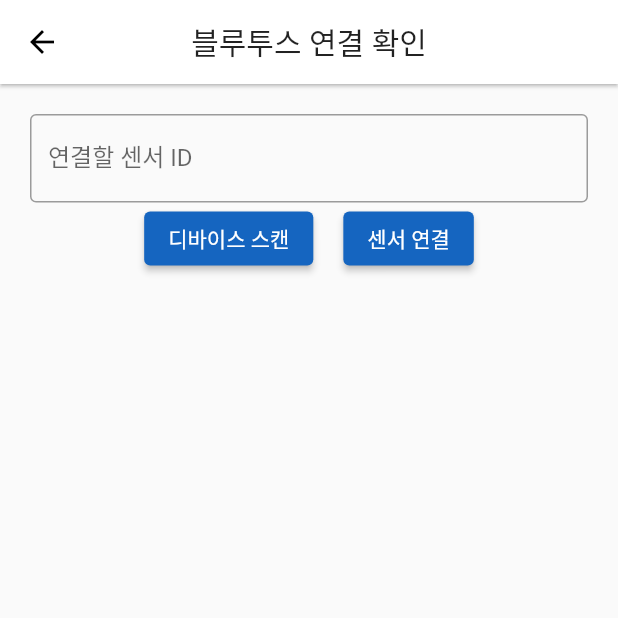
After one commit to y35-n0/tutum-app, a Flutter app: the BluetoothView screen opened by its route, on a phone screen of 412 x 824 dp, the top half of it. The commit adds this screen. Run offline on Flutter 3.47's test engine with Material 2 defaults, Android fonts, the phone set to English and light mode, and no system bars; our stand-ins replace flutter_blue, flutter_secure_storage, geolocator, get, permission_handler; missing offline and left inert: system_settings; accounts and stored records are empty.

Commit message:
[ADD] 블루투스 연결 및 해제 TEST

```diff
--- /dev/null
+++ b/lib/app/modules/bluetooth/bluetooth_view.dart
@@ -0,0 +1,84 @@
+import 'package:flutter/material.dart';
+import 'package:flutter_blue/flutter_blue.dart';
+import 'package:get/get.dart';
+import 'package:tutum_app/app/constant/ui_constants.dart';
+import 'package:tutum_app/services/bluetooth_service.dart';
+
+class BluetoothView extends StatelessWidget {
+  final textController = TextEditingController();
+
+  @override
+  Widget build(BuildContext context) {
+    return Scaffold(
+      appBar: AppBar(
+        title: Text('블루투스 연결 확인'),
+      ),
+      body: Padding(
+        padding: const EdgeInsets.all(UiConstants.PADDING),
+        child: Center(
+          child: Obx(
+            () => Column(
+              mainAxisAlignment: MainAxisAlignment.center,
+              children: BTService.to.sensorState ==
+                      BluetoothDeviceState.connected
+                  ? [
+                      Text(
+                        BTService.to.sensorID!,
+                        style: Theme.of(context).textTheme.headline6,
+                      ),
+                      ElevatedButton(
+                        onPressed: () => BTService.to.disconnectSensor(),
+                        child: Text('연결 해제'),
+                      ),
+                      Expanded(
+                        child: ListView(
+                            children: BTService.to.connectedDevices
+                                .map((device) => ListTile(
+                                      title: Text(device.name),
+                                      subtitle: Text(device.id.toString()),
+                                    ))
+                                .toList()),
+                      ),
+                    ]
+                  : [
+                      TextField(
+                        controller: textController,
+                        decoration: InputDecoration(
+                          border: OutlineInputBorder(),
+                          labelText: '연결할 센서 ID',
+                        ),
+                      ),
+                      Row(
+                        mainAxisAlignment: MainAxisAlignment.center,
+                        children: [
+                          ElevatedButton(
+                            onPressed: () =>
+                                BTService.to.scanDevices(),
+                            child: Text('디바이스 스캔'),
+                          ),
+                          SizedBox(width: UiConstants.PADDING),
+                          ElevatedButton(
+                            onPressed: () => BTService.to.findDevice(textController.text),
+                            child: Text('센서 연결'),
+                          ),
+                        ],
+                      ),
+                      Expanded(
+                          child: ListView(
+                              children: BTService.to.scanResults.map((result) {
+                        return ListTile(
+                            title: Text(result.device.name),
+                            subtitle: Text(result.device.id.toString()),
+                            onTap: () {
+                              textController.text = result.device.id.toString();
+                            });
+                      }).toList())),
+                    ],
+            ),
+          ),
+        ),
+      ),
+    );
+  }
+}
+// 15:5F:D0:27:12:5E
--- a/lib/app/routes/app_pages.dart
+++ b/lib/app/routes/app_pages.dart
@@ -1,4 +1,5 @@
 import 'package:get/get.dart';
+import 'package:tutum_app/app/modules/bluetooth/bluetooth_view.dart';
 import 'package:tutum_app/app/modules/home/views/home_view.dart';
 import 'package:tutum_app/app/modules/login/bindings/login_binding.dart';
 import 'package:tutum_app/app/modules/login/views/login_view.dart';
@@ -6,6 +7,7 @@ import 'package:tutum_app/app/modules/sensor/views/sensor_view.dart';
 import 'package:tutum_app/app/modules/root/views/root_view.dart';
 import 'package:tutum_app/app/modules/test/views/test_view.dart';
 import 'package:tutum_app/app/modules/work_setting/views/work_setting_view.dart';
+import 'package:tutum_app/services/bluetooth_service.dart';
 
 part 'app_routes.dart';
 
@@ -36,6 +38,10 @@ class AppPages {
         name: Routes.WORK_SETTING,
         page: () => WorkSettingView(),
       ),
+      GetPage(
+        name: Routes.BLUETOOTH,
+        page: () => BluetoothView(),
+      ),
     ])
   ];
 }
--- a/lib/main.dart
+++ b/lib/main.dart
@@ -3,6 +3,7 @@ import 'package:get/get.dart';
 import 'package:tutum_app/app/constant/custom_theme_data.dart';
 import 'package:tutum_app/app/routes/app_pages.dart';
 import 'package:tutum_app/services/auth_service.dart';
+import 'package:tutum_app/services/bluetooth_service.dart';
 import 'package:tutum_app/services/sensor/gps_service.dart';
 import 'package:tutum_app/services/status_service.dart';
 
@@ -19,6 +20,7 @@ void main() {
           Get.put(AuthService());
           Get.put(GpsService());
           Get.put(StatusService());
+          Get.put(BTService());
         },
       ),
       theme: customThemeData,
```
Also changed, not shown: lib/app/constant/bluetooth_constant.dart (+17 -17 lines), lib/services/bluetooth_service.dart (+104 -42 lines).
